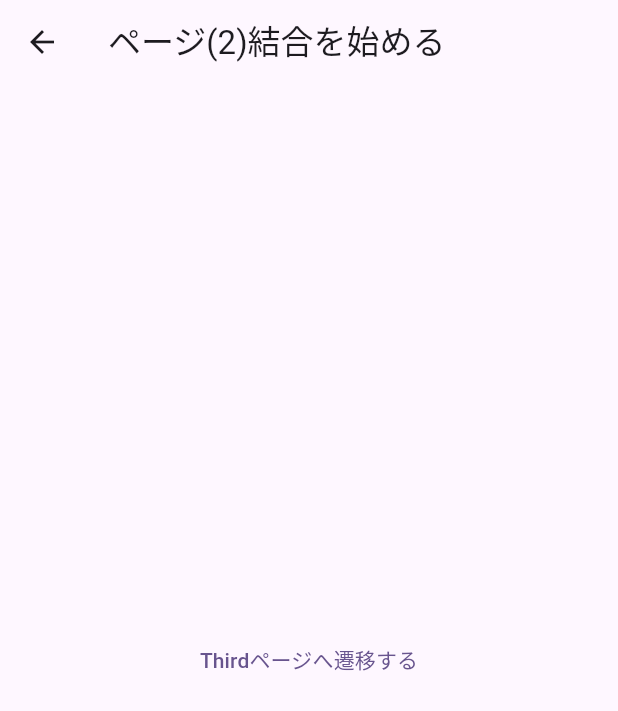
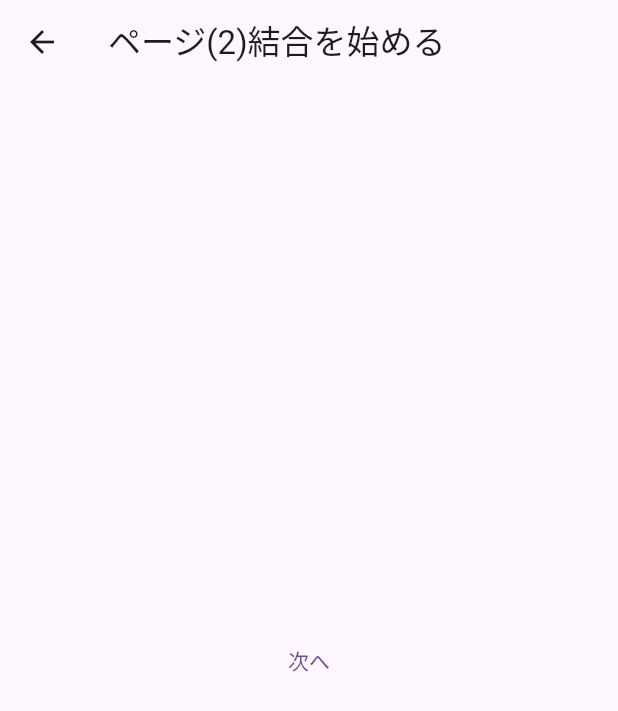
Before and after one commit to kobayuu1230/flutterMock, a Flutter app: the SecondPage screen opened directly, on a phone screen of 412 x 824 dp. Shown: the top 711 px of the screen. Run offline on Flutter 3.47's test engine with Material 3 defaults, Android fonts, the phone set to English and light mode, and no system bars.

Commit message:
テキスト変更

```diff
--- a/lib/画像選択.dart
+++ b/lib/画像選択.dart
@@ -1,5 +1,7 @@
 import 'package:flutter/material.dart';
 import 'firstpage.dart';
+
+
 
 class homePage extends StatelessWidget{
   @override
@@ -9,8 +11,9 @@ class homePage extends StatelessWidget{
         title : Text("ページ(0)画像を選択")
       ),
       body : Center(
-        child: TextButton(
-          child: Text("Firstページへ遷移する"),
+         child: Container(
+          child: TextButton(
+          child: Text("次へ"),
           onPressed: (){
            // （1） 指定した画面に遷移する
             Navigator.push(
@@ -21,7 +24,7 @@ class homePage extends StatelessWidget{
         ));
           },
         ),
-      )
+      )),
     );
   }
 }
--- a/lib/結合開始.dart
+++ b/lib/結合開始.dart
@@ -10,7 +10,7 @@ class SecondPage extends StatelessWidget{
       ),
       body : Center(
         child: TextButton(
-          child: Text("Thirdページへ遷移する"),
+          child: Text("次へ"),
           onPressed: (){
              // （1） 指定した画面に遷移する
             Navigator.push(
```
